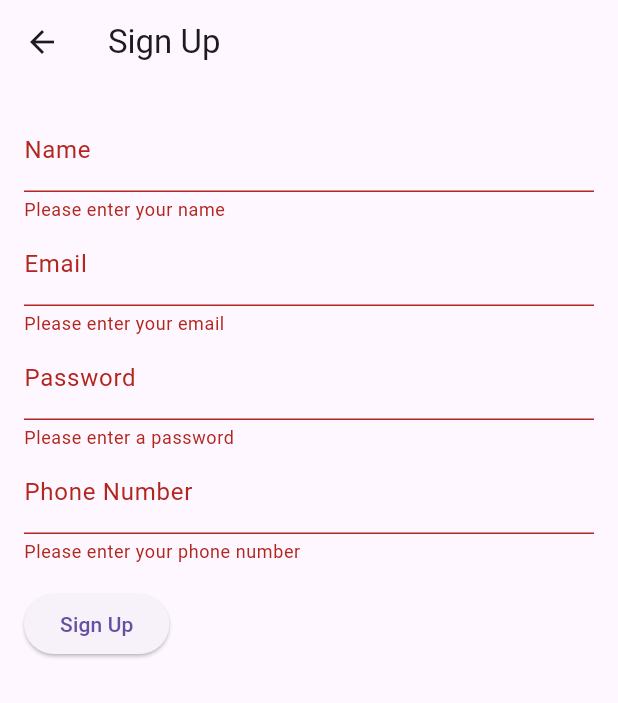
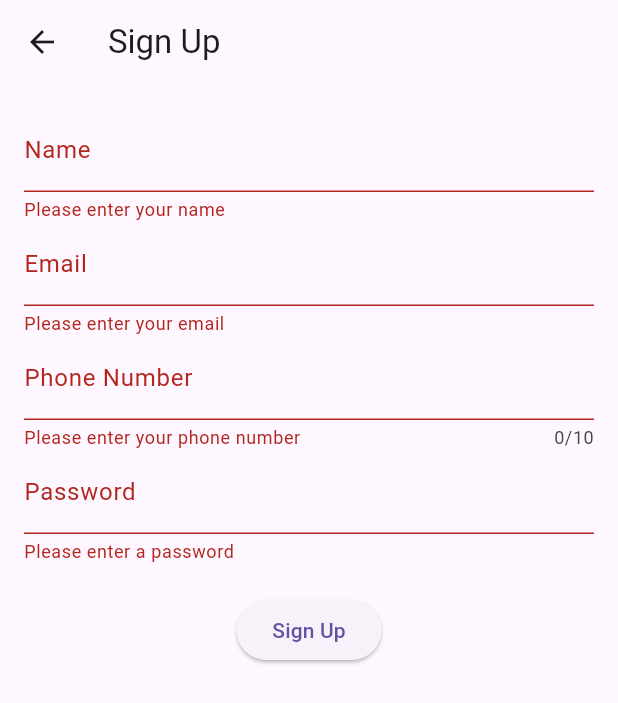
Before and after one commit to SachinVish012/login_localdb_test, a Flutter app: the SignupScreenView screen opened by its route, after a tap on "Sign Up", on a phone screen of 412 x 824 dp. Shown: the top 703 px of the screen. Run offline on Flutter 3.47's test engine with Material 3 defaults, Android fonts, the phone set to English and light mode, and no system bars; our stand-ins replace get, sqflite; accounts and stored records are empty.

Commit message:
Widget class created and apply condition on input

```diff
--- a/lib/view_model/login_view_model/login_view_model.dart
+++ b/lib/view_model/login_view_model/login_view_model.dart
@@ -14,7 +14,7 @@ class LoginController extends GetxController {
     isLoading.value = true;
     final emailText = email.text;
     final passwordText = password.text;
-
+print(emailText+"--"+passwordText);
     bool loggedIn = await DatabaseHelper().loginUser(emailText, passwordText);
 
     if (loggedIn) {
--- a/lib/view_model/signup_view_models/signup_view_models.dart
+++ b/lib/view_model/signup_view_models/signup_view_models.dart
@@ -9,13 +9,14 @@ class SignupController extends GetxController {
   final TextEditingController nameController = TextEditingController();
   final TextEditingController emailController = TextEditingController();
   final TextEditingController passwordController = TextEditingController();
-  final TextEditingController phoneController = TextEditingController();
+  final TextEditingController mobileeController = TextEditingController();
+
 
   void signUp() async {
     final name = nameController.text;
     final email = emailController.text;
     final password = passwordController.text;
-    final phone = phoneController.text;
+    final phone = mobileeController.text;
 
     User newUser = User(
       name: name,
@@ -23,7 +24,7 @@ class SignupController extends GetxController {
       password: password,
       phoneNumber: phone,
     );
-
+print(newUser.password.toString()+newUser.name.toString()+newUser.phoneNumber.toString()+newUser.email.toString());
     await DatabaseHelper().insertUser(newUser).then((value) {
       print("-------------");
       Get.offAllNamed(RoutesName.login_screen);
@@ -35,7 +36,7 @@ class SignupController extends GetxController {
     nameController.dispose();
     emailController.dispose();
     passwordController.dispose();
-    phoneController.dispose();
+    mobileeController.dispose();
     super.onClose();
   }
 }
--- a/lib/view_screen/signup_screen/signup_screen.dart
+++ b/lib/view_screen/signup_screen/signup_screen.dart
@@ -1,4 +1,8 @@
 import 'package:flutter/material.dart';
+import 'package:login_localdb_test/view_screen/signup_screen/signup_widget/name_widget.dart';
+import 'package:login_localdb_test/view_screen/signup_screen/signup_widget/signup_email_widget.dart';
+import 'package:login_localdb_test/view_screen/signup_screen/signup_widget/signup_mobile_widget.dart';
+import 'package:login_localdb_test/view_screen/signup_screen/signup_widget/signup_password_widget.dart';
 
 import '../../view_model/signup_view_models/signup_view_models.dart';
 
@@ -35,49 +39,18 @@ class _SignupScreenViewState extends State<SignupScreenView> {
             child: Column(
               crossAxisAlignment: CrossAxisAlignment.start,
               children: <Widget>[
-                TextFormField(
-                  controller: _signupController.nameController,
-                  decoration: InputDecoration(labelText: 'Name'),
-                  validator: (value) {
-                    if (value!.isEmpty) {
-                      return 'Please enter your name';
-                    }
-                    return null;
-                  },
+                //---widget for name
+                SignupNameWidget(signupController: _signupController),
+                //---widget for email
+                SinupEmailWidget(signupController: _signupController),
+                //-----widget for mobile number
+                SignupMobileWidget(signupController: _signupController),
+                //---widget for password
+                SignupPasswordWodget(signupController: _signupController),
+                const SizedBox(
+                  height: 20,
                 ),
-                TextFormField(
-                  controller: _signupController.emailController,
-                  decoration: InputDecoration(labelText: 'Email'),
-                  validator: (value) {
-                    if (value!.isEmpty) {
-                      return 'Please enter your email';
-                    }
-                    return null;
-                  },
-                ),
-                TextFormField(
-                  controller: _signupController.passwordController,
-                  decoration: InputDecoration(labelText: 'Password'),
-                  validator: (value) {
-                    if (value!.isEmpty) {
-                      return 'Please enter a password';
-                    }
-                    return null;
-                  },
-                  obscureText: true,
-                ),
-                TextFormField(
-                  controller: _signupController.phoneController,
-                  decoration: InputDecoration(labelText: 'Phone Number'),
-                  validator: (value) {
-                    if (value!.isEmpty) {
-                      return 'Please enter your phone number';
-                    }
-                    return null;
-                  },
-                ),
-                Padding(
-                  padding: EdgeInsets.symmetric(vertical: 16.0),
+                Center(
                   child: ElevatedButton(
                       onPressed: () {
                         if (_formKey.currentState!.validate()) {
@@ -87,6 +60,7 @@ class _SignupScreenViewState extends State<SignupScreenView> {
                       child: Text('Sign Up'),
                     ),
                 ),
+
               ],
             ),
           ),
--- /dev/null
+++ b/lib/view_screen/signup_screen/signup_widget/name_widget.dart
@@ -0,0 +1,28 @@
+import 'package:flutter/material.dart';
+import 'package:flutter/services.dart';
+
+import '../../../view_model/signup_view_models/signup_view_models.dart';
+
+class SignupNameWidget extends StatelessWidget {
+  final SignupController signupController;
+
+  SignupNameWidget({required this.signupController});
+
+  @override
+  Widget build(BuildContext context) {
+    return TextFormField(
+      controller: signupController.nameController,
+      decoration: InputDecoration(labelText: 'Name'),
+      inputFormatters: [
+        LengthLimitingTextInputFormatter(50),
+        FilteringTextInputFormatter.allow(RegExp("[a-zA-Z ]")),
+      ],
+      validator: (value) {
+        if (value!.isEmpty) {
+          return 'Please enter your name';
+        }
+        return null;
+      },
+    );
+  }
+}
--- /dev/null
+++ b/lib/view_screen/signup_screen/signup_widget/signup_email_widget.dart
@@ -0,0 +1,23 @@
+import 'package:flutter/material.dart';
+
+import '../../../view_model/signup_view_models/signup_view_models.dart';
+
+class SinupEmailWidget extends StatelessWidget {
+  final SignupController signupController;
+  SinupEmailWidget({required this.signupController});
+
+
+  @override
+  Widget build(BuildContext context) {
+    return TextFormField(
+      controller: signupController.emailController,
+      decoration: InputDecoration(labelText: 'Email'),
+      validator: (value) {
+        if (value!.isEmpty) {
+          return 'Please enter your email';
+        }
+        return null;
+      },
+    );
+  }
+}
--- /dev/null
+++ b/lib/view_screen/signup_screen/signup_widget/signup_mobile_widget.dart
@@ -0,0 +1,27 @@
+import 'package:flutter/material.dart';
+import 'package:flutter/services.dart';
+
+import '../../../view_model/signup_view_models/signup_view_models.dart';
+
+class SignupMobileWidget extends StatelessWidget {
+  final SignupController signupController;
+  SignupMobileWidget({required this.signupController});
+
+
+  @override
+  Widget build(BuildContext context) {
+    return TextFormField(
+      controller: signupController.mobileeController,
+      decoration: InputDecoration(labelText: 'Phone Number'),
+      maxLength: 10,
+      keyboardType: TextInputType.number,
+      inputFormatters: [LengthLimitingTextInputFormatter(10)],
+      validator: (value) {
+        if (value!.isEmpty) {
+          return 'Please enter your phone number';
+        }
+        return null;
+      },
+    );
+  }
+}
--- /dev/null
+++ b/lib/view_screen/signup_screen/signup_widget/signup_password_widget.dart
@@ -0,0 +1,23 @@
+import 'package:flutter/material.dart';
+
+import '../../../view_model/signup_view_models/signup_view_models.dart';
+
+class SignupPasswordWodget extends StatelessWidget {
+  final SignupController signupController;
+  SignupPasswordWodget({required this.signupController});
+
+  @override
+  Widget build(BuildContext context) {
+    return TextFormField(
+      controller: signupController.passwordController,
+      decoration: InputDecoration(labelText: 'Password'),
+      validator: (value) {
+        if (value!.isEmpty) {
+          return 'Please enter a password';
+        }
+        return null;
+      },
+      obscureText: true,
+    );
+  }
+}
```
Also changed, not shown: lib/view_screen/details_edit/details_edit_screen.dart (+20 -16 lines), lib/view_screen/details_edit/edit_details_widget/edit_email_widget.dart (added, +22 -0 lines), lib/view_screen/details_edit/edit_details_widget/edit_name_widget.dart (added, +27 -0 lines), lib/view_screen/details_edit/edit_details_widget/edit_password_widget.dart (added, +22 -0 lines), lib/view_screen/login_view_screen/login_screen.dart (+5 -21 lines), lib/view_screen/login_view_screen/login_widget/login_email_widget.dart (added, +22 -0 lines), lib/view_screen/login_view_screen/login_widget/login_password_widget.dart (added, +23 -0 lines), lib/view_screen/user_data_view/user_details_view.dart (+13 -2 lines). Lines whose indentation alone changed are shown as unchanged.
